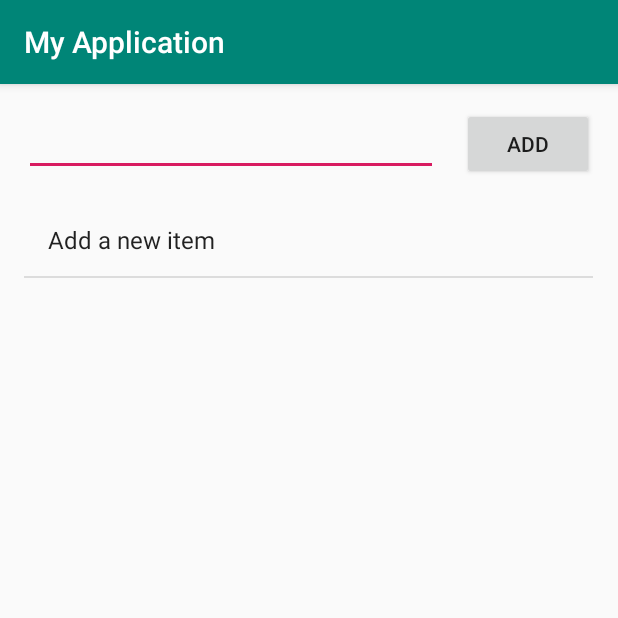
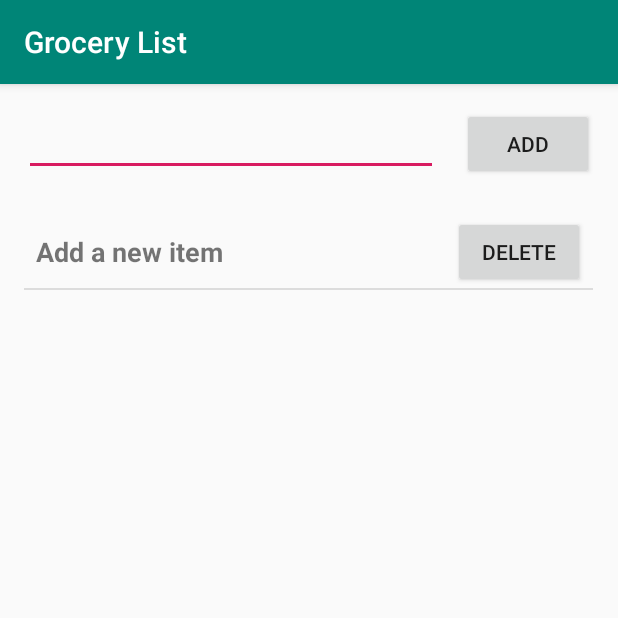
Before and after one commit to jackt0310/Grocery-List-Android-App, an Android app: the screen it shows after launch (MainActivity), after a tap on "ADD", on a phone screen of 412 x 824 dp, the top half of it. Run offline under Robolectric (Android 15) with nearby library versions, the phone set to English and light mode, and no system bars.

Commit message:
Added delete and strikethrough functionality

```diff
--- /dev/null
+++ b/app/src/main/java/com/example/myapplication/GroceryAdapter.java
@@ -0,0 +1,100 @@
+package com.example.myapplication;
+
+import android.content.Context;
+import android.graphics.Paint;
+import android.view.LayoutInflater;
+import android.view.View;
+import android.view.ViewGroup;
+import android.widget.BaseAdapter;
+import android.widget.Button;
+import android.widget.ListAdapter;
+import android.widget.TextView;
+
+import java.util.ArrayList;
+
+public class GroceryAdapter extends BaseAdapter implements ListAdapter {
+    private ArrayList<String> list = new ArrayList<String>();
+    private Context context;
+
+
+
+    public GroceryAdapter(Context context) {
+        this.list = new ArrayList<String>();
+        this.context = context;
+    }
+
+    @Override
+    public int getCount() {
+        return list.size();
+    }
+
+    @Override
+    public Object getItem(int pos) {
+        return list.get(pos);
+    }
+
+    @Override
+    public long getItemId(int pos) {
+        //return list.get(pos).getId();
+        //just return 0 if your list items do not have an Id variable.
+        return 0;
+    }
+
+    public void add(int index, String element) {
+        list.add(index, element);
+    }
+
+    public void incrementFlags(View view) {
+        /*int position = 0;
+
+        for(int i = 0; i < list.size() - 1; i++) {
+            // If current is strike through, next should be strike through
+
+           // TextView listItemText = (TextView) findViewById(R.id.list_item_string);
+            //if ((listItemText.getPaintFlags() & Paint.STRIKE_THRU_TEXT_FLAG) > 0) {
+                //listItemText.setPaintFlags(listItemText.getPaintFlags() & (~ Paint.STRIKE_THRU_TEXT_FLAG));
+            //} else {
+              //  listItemText.setPaintFlags(listItemText.getPaintFlags() | Paint.STRIKE_THRU_TEXT_FLAG);
+            //}
+        }
+        */
+    }
+
+    @Override
+    public View getView(final int position, View convertView, ViewGroup parent) {
+        View view = convertView;
+        if (view == null) {
+            LayoutInflater inflater = (LayoutInflater) context.getSystemService(Context.LAYOUT_INFLATER_SERVICE);
+            view = inflater.inflate(R.layout.grocery, null);
+        }
+
+        TextView listItemText = (TextView)view.findViewById(R.id.list_item_string);
+        listItemText.setText(list.get(position));
+
+        Button deleteBtn = (Button)view.findViewById(R.id.delete_btn);
+
+        deleteBtn.setOnClickListener(new View.OnClickListener(){
+            @Override
+            public void onClick(View v) {
+                list.remove(position);
+                notifyDataSetChanged();
+            }
+        });
+
+        listItemText.setOnClickListener(new View.OnClickListener(){
+            @Override
+            public void onClick(View v) {
+                TextView listItemText = (TextView)v.findViewById(R.id.list_item_string);
+                if ((listItemText.getPaintFlags() & Paint.STRIKE_THRU_TEXT_FLAG) > 0) {
+                    listItemText.setPaintFlags(listItemText.getPaintFlags() & (~ Paint.STRIKE_THRU_TEXT_FLAG));
+                } else {
+                    listItemText.setPaintFlags(listItemText.getPaintFlags() | Paint.STRIKE_THRU_TEXT_FLAG);
+                }
+
+                notifyDataSetChanged();
+            }
+        });
+
+        return view;
+    }
+}
--- a/app/src/main/java/com/example/myapplication/MainActivity.java
+++ b/app/src/main/java/com/example/myapplication/MainActivity.java
@@ -8,10 +8,14 @@ import android.view.View;
 import android.widget.ArrayAdapter;
 import android.widget.EditText;
 import android.widget.ListView;
+import android.widget.AdapterView;
+
+import java.util.ArrayList;
 
 public class MainActivity extends AppCompatActivity {
     public static final String EXTRA_MESSAGE = "com.example.myfirstapp.MESSAGE";
-    private ArrayAdapter<String> itemList;
+    //private ArrayAdapter<String> itemList;
+    private GroceryAdapter itemList;
 
     @Override
     protected void onCreate(Bundle savedInstanceState) {
@@ -19,21 +23,33 @@ public class MainActivity extends AppCompatActivity {
         setContentView(R.layout.activity_main);
         ListView groceryList = (ListView) findViewById(R.id.listArea);
 
-        itemList = new ArrayAdapter<>(this, android.R.layout.simple_list_item_1);
+        //instantiate custom adapter
+        itemList = new GroceryAdapter(this);
+
+        //itemList = new ArrayAdapter<>(this, android.R.layout.simple_list_item_1);
         groceryList.setAdapter(itemList);
+
+        /*
+        groceryList.setOnItemClickListener(new AdapterView.OnItemClickListener() {
+            @Override
+            public void onItemClick(AdapterView parent, View v, int position, long id) {
+                itemList.remove(itemList.getItem(position));
+            }
+        });*/
     }
 
     /** Called when the user taps the Send button */
     public void sendMessage(View view) {
         EditText editText = (EditText) findViewById(R.id.editText);
         String item = editText.getText().toString();
-        itemList.add(item);
+        itemList.add(0,item);
+        itemList.incrementFlags(view);
         itemList.notifyDataSetChanged();
         editText.setText("");
         /*
         Intent intent = new Intent(this, DisplayMessageActivity.class);
         String message = editText.getText().toString();
-        intent.putExtra(EXTRA_MESSAGE, message);
+        intent.putExtra(EXTRA_MESSAGE, "Testing");
         startActivity(intent);
         */
     }
--- a/app/src/main/res/layout/activity_main.xml
+++ b/app/src/main/res/layout/activity_main.xml
@@ -42,7 +42,8 @@
         android:layout_height="636dp"
         android:layout_marginStart="16dp"
         android:layout_marginLeft="16dp"
-        android:layout_marginTop="16dp"
+        android:layout_marginTop="24dp"
         app:layout_constraintStart_toStartOf="parent"
-        app:layout_constraintTop_toBottomOf="@+id/button" />
+        app:layout_constraintTop_toBottomOf="@+id/button" >
+    </ListView>
 </androidx.constraintlayout.widget.ConstraintLayout>
--- /dev/null
+++ b/app/src/main/res/layout/grocery.xml
@@ -0,0 +1,25 @@
+<?xml version="1.0" encoding="utf-8"?>
+<RelativeLayout xmlns:android="http://schemas.android.com/apk/res/android"
+    android:layout_width="match_parent"
+    android:layout_height="match_parent" >
+
+    <TextView
+        android:id="@+id/list_item_string"
+        android:layout_width="wrap_content"
+        android:layout_height="wrap_content"
+        android:layout_centerVertical="true"
+        android:layout_alignParentLeft="true"
+        android:paddingLeft="8dp"
+        android:textSize="18sp"
+        android:textStyle="bold" />
+
+    <Button
+        android:id="@+id/delete_btn"
+        android:layout_width="wrap_content"
+        android:layout_height="wrap_content"
+        android:layout_alignParentRight="true"
+        android:layout_centerVertical="true"
+        android:layout_marginRight="5dp"
+        android:text="Delete" />
+
+</RelativeLayout>
--- a/app/src/main/res/values/strings.xml
+++ b/app/src/main/res/values/strings.xml
@@ -1,5 +1,5 @@
 <resources>
-    <string name="app_name">My Application</string>
+    <string name="app_name">Grocery List</string>
     <string name="edit_message">Add a new item</string>
     <string name="button_send">Add</string>
 </resources>
```
